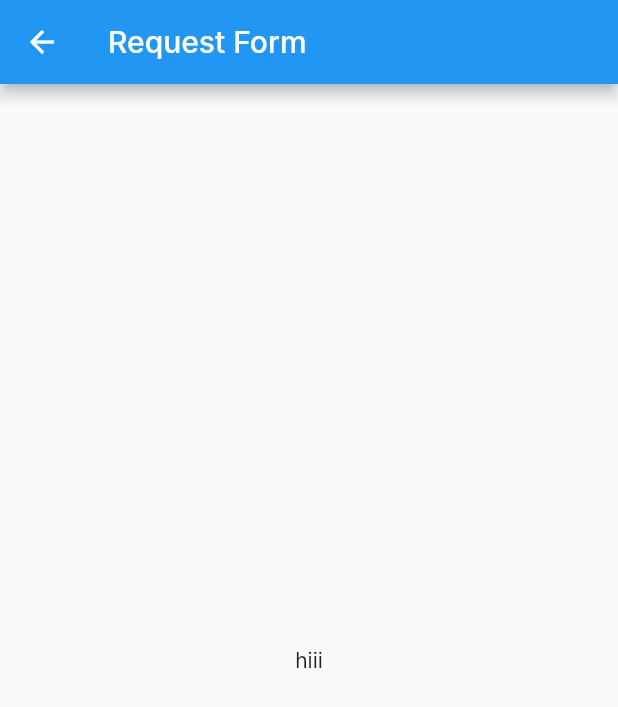
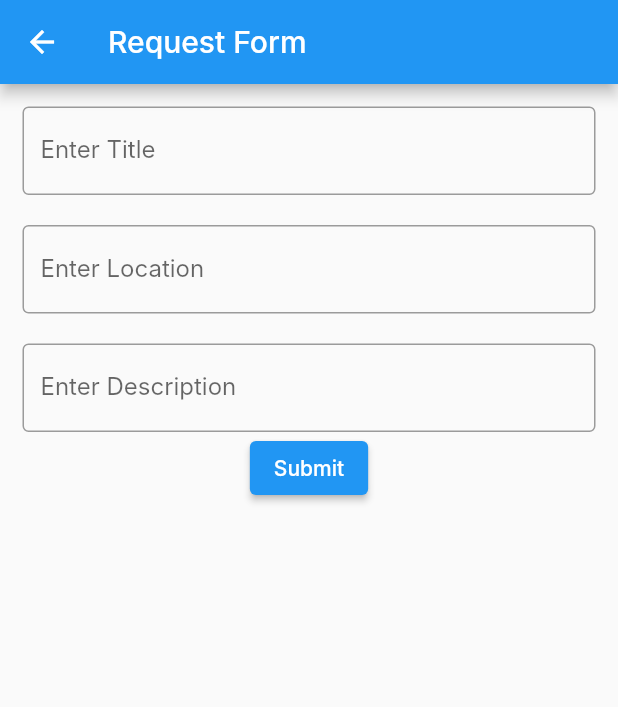
Before and after one commit to de-timebank/frontend, a Flutter app: the RequestForm screen opened directly, on a phone screen of 412 x 824 dp. Shown: the top 707 px of the screen. Run offline on Flutter 3.47's test engine with Material 2 defaults, Android fonts, the phone set to English and light mode, and no system bars; Roboto replaces fonts that are missing (Inter).

Commit message:
add more text field

```diff
--- a/lib/requestForm.dart
+++ b/lib/requestForm.dart
@@ -8,6 +8,7 @@
 }
 
 class _RequestFormState extends State<RequestForm> {
+  final _formKey = GlobalKey<FormState>();
   //title
   //category
   //rate
@@ -19,6 +20,64 @@
         appBar: AppBar(
           title: Text('Request Form'),
         ),
-        body: Container(child: Center(child: Text('hiii'))));
+        body: Form(
+          key: _formKey,
+          child: Padding(
+            padding: const EdgeInsets.all(15.0),
+            child: Column(
+              children: [
+                // SizedBox(
+                //   height: 20,
+                // ),
+                TextFormField(
+                  decoration: InputDecoration(
+                      border: OutlineInputBorder(), labelText: 'Enter Title'),
+                  validator: (value) {
+                    if (value == null || value.isEmpty) {
+                      return 'Please enter some text';
+                    }
+                    return null;
+                  },
+                ),
+                SizedBox(
+                  height: 20,
+                ),
+                TextFormField(
+                  decoration: InputDecoration(
+                      border: OutlineInputBorder(),
+                      labelText: 'Enter Location'),
+                  validator: (value) {
+                    if (value == null || value.isEmpty) {
+                      return 'Please enter some text';
+                    }
+                    return null;
+                  },
+                ),
+                SizedBox(
+                  height: 20,
+                ),
+                TextFormField(
+                  decoration: InputDecoration(
+                      border: OutlineInputBorder(),
+                      labelText: 'Enter Description'),
+                  validator: (value) {
+                    if (value == null || value.isEmpty) {
+                      return 'Please enter some text';
+                    }
+                    return null;
+                  },
+                ),
+                ElevatedButton(
+                    onPressed: () {
+                      if (_formKey.currentState!.validate()) {
+                        ScaffoldMessenger.of(context).showSnackBar(
+                            const SnackBar(content: Text('Processing Data')));
+                      }
+                    },
+                    child: const Text('Submit'))
+              ],
+            ),
+          ),
+        ));
   }
 }
```
